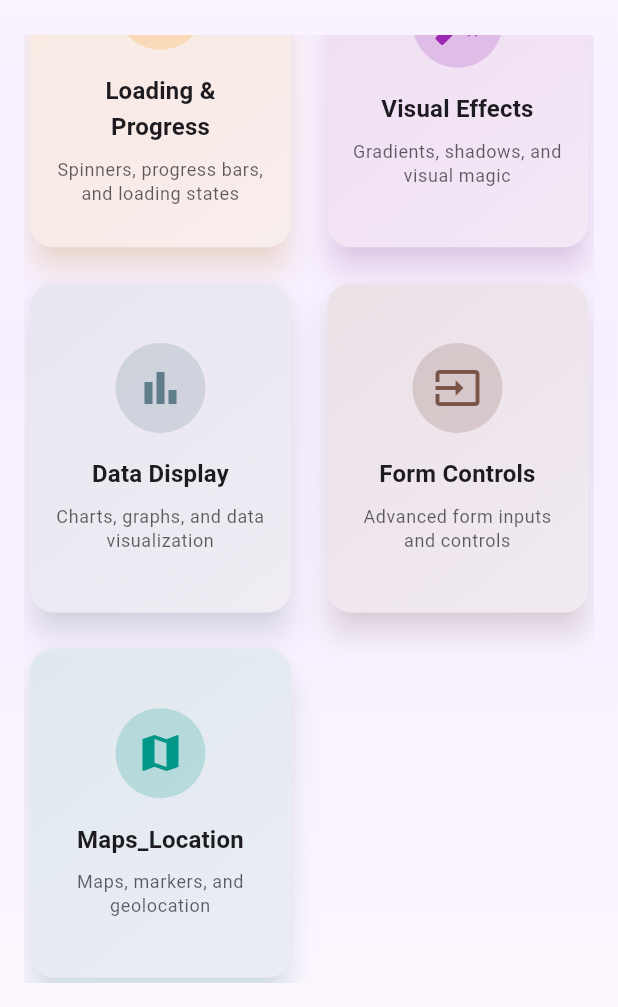
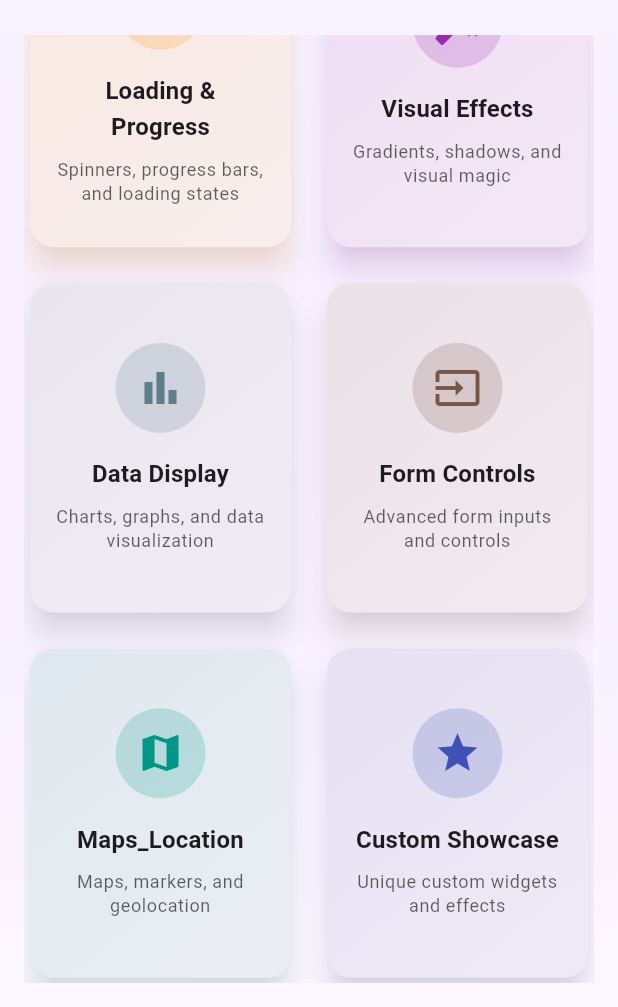
Before and after one commit to MrDenine/interesting_flutter, a Flutter app: the screen it shows after launch, scrolled down 569 dp, on a phone screen of 412 x 824 dp, the part 229-1236 px from its top. Run offline on Flutter 3.47's test engine with Material 3 defaults, Android fonts, the phone set to English and light mode, and no system bars; our stand-ins replace flutter_map, flutter_staggered_animations, image_picker, latlong2, shimmer.

Commit message:
add custom widget feature

```diff
--- a/lib/models/widget_category.dart
+++ b/lib/models/widget_category.dart
@@ -80,6 +80,13 @@ class WidgetCategory {
         color: Color(0xFF009688),
         type: 'maps_location',
       ),
+      const WidgetCategory(
+        name: 'Custom Showcase',
+        description: 'Unique custom widgets and effects',
+        icon: Icons.star,
+        color: Color(0xFF3F51B5),
+        type: 'custom_showcase',
+      ),
     ];
   }
 }
--- a/lib/screens/widget_detail_screen.dart
+++ b/lib/screens/widget_detail_screen.dart
@@ -1,6 +1,7 @@
 import 'package:flutter/material.dart';
 import 'package:flutter_staggered_animations/flutter_staggered_animations.dart';
 import 'package:interesting_flutter/src/animations/animated_widgets_showcase.dart';
+import 'package:interesting_flutter/src/custom/custom_showcase.dart';
 import 'package:interesting_flutter/src/maps_location/maps_location_showcase.dart';
 
 import '../models/widget_category.dart';
@@ -119,6 +120,8 @@ class WidgetDetailScreen extends StatelessWidget {
         return const DataDisplayShowcase();
       case 'maps_location':
         return const MapsLocationShowcase();
+      case 'custom_showcase':
+        return const CustomShowcase();
       default:
         return const Center(
           child: Text('Coming Soon!'),
```
Also changed, not shown: lib/src/custom/custom_showcase.dart (added, +28 -0 lines).
